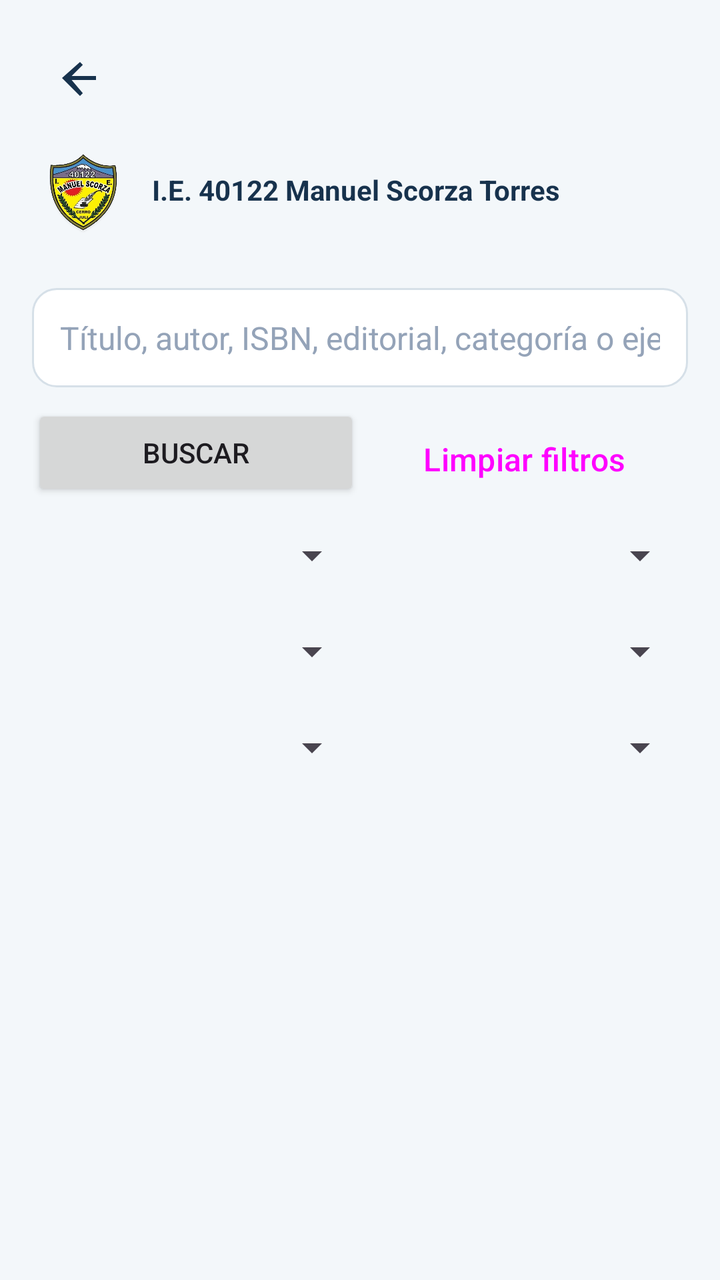
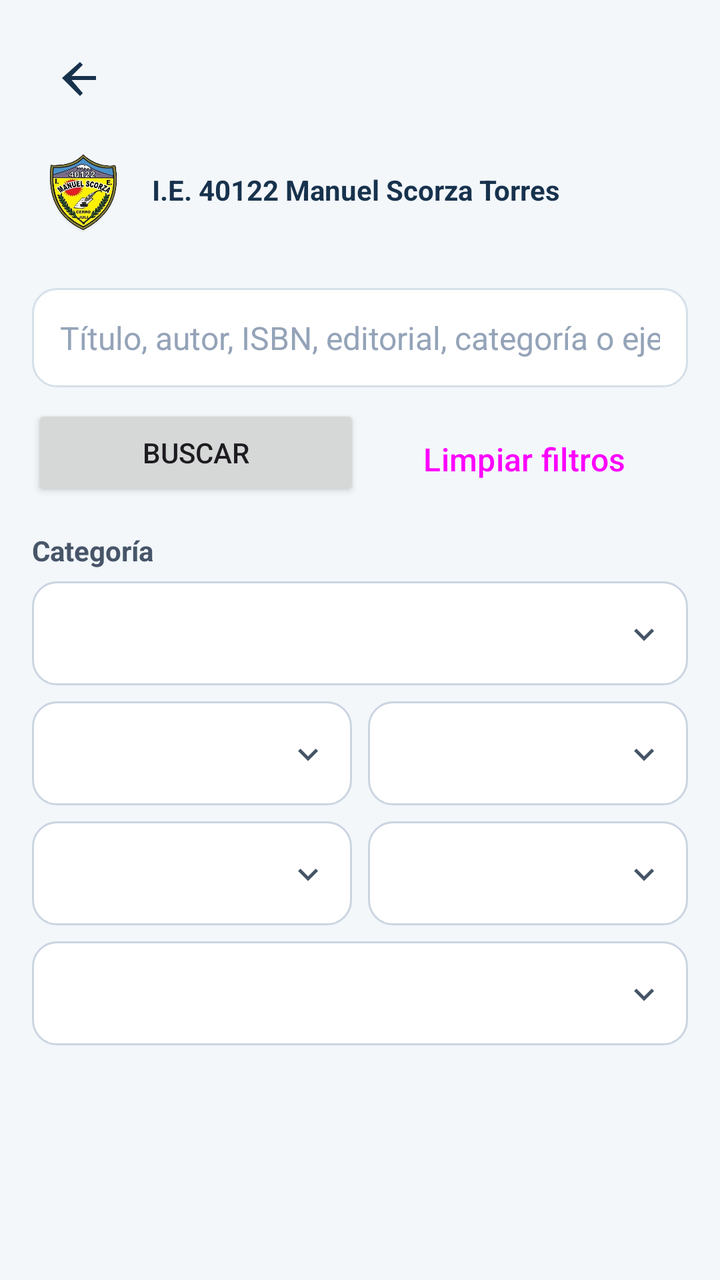

An Android layout rendered at two revisions. The XML below is the earlier revision; the diff shows what the commit changed to produce the second picture.
<!-- AndroidManifest.xml: application theme Theme.BiblioScorza -->
<!-- res/layout/activity_buscar.xml -->
<?xml version="1.0" encoding="utf-8"?>
<LinearLayout xmlns:android="http://schemas.android.com/apk/res/android"
    android:layout_width="match_parent" android:layout_height="match_parent"
    android:orientation="vertical" android:padding="16dp">
<include layout="@layout/view_back_button" />
<include layout="@layout/header_brand" />
    <EditText android:id="@+id/etBuscar" style="@style/BsInput"
        android:hint="Título, autor, ISBN, editorial, categoría o ejemplar" android:inputType="text" />
    <LinearLayout android:layout_width="match_parent" android:layout_height="wrap_content"
        android:orientation="horizontal">
        <Button android:id="@+id/btnBuscar" android:layout_width="0dp" android:layout_height="48dp"
            android:layout_weight="1" android:layout_marginTop="8dp" android:text="Buscar" />
        <Button android:id="@+id/btnLimpiar" style="@style/BsButtonOutline"
            android:layout_width="0dp" android:layout_height="48dp" android:layout_weight="1"
            android:text="Limpiar filtros" />
    </LinearLayout>
    <LinearLayout android:layout_width="match_parent" android:layout_height="wrap_content"
        android:orientation="horizontal">
        <Spinner android:id="@+id/spCategoria" android:layout_width="0dp" android:layout_height="48dp"
            android:layout_weight="1" android:contentDescription="Filtrar por categoría" />
        <Spinner android:id="@+id/spNivel" android:layout_width="0dp" android:layout_height="48dp"
            android:layout_weight="1" android:contentDescription="Filtrar por nivel educativo" />
    </LinearLayout>
    <LinearLayout android:layout_width="match_parent" android:layout_height="wrap_content"
        android:orientation="horizontal">
        <Spinner android:id="@+id/spDisponibilidad" android:layout_width="0dp" android:layout_height="48dp"
            android:layout_weight="1" android:contentDescription="Filtrar por disponibilidad" />
        <Spinner android:id="@+id/spTipoControl" android:layout_width="0dp" android:layout_height="48dp"
            android:layout_weight="1" android:contentDescription="Filtrar por tipo de control" />
    </LinearLayout>
    <LinearLayout android:layout_width="match_parent" android:layout_height="wrap_content"
        android:orientation="horizontal">
        <Spinner android:id="@+id/spUbicacion" android:layout_width="0dp" android:layout_height="48dp"
            android:layout_weight="1" android:contentDescription="Filtrar por ubicación" />
        <Spinner android:id="@+id/spEstado" android:layout_width="0dp" android:layout_height="48dp"
            android:layout_weight="1" android:contentDescription="Filtrar por estado del libro" />
    </LinearLayout>
    <ProgressBar android:id="@+id/progreso" android:layout_width="wrap_content"
        android:layout_height="wrap_content" android:layout_gravity="center_horizontal"
        android:visibility="gone" />
    <TextView android:id="@+id/tvFiltros" style="@style/BsText" />
    <TextView android:id="@+id/tvMsg" style="@style/BsText" />
    <ListView android:id="@+id/lista" android:layout_width="match_parent"
        android:layout_height="0dp" android:layout_weight="1" android:layout_marginTop="8dp"
        android:dividerHeight="8dp" />
    <Button android:id="@+id/btnMas" android:layout_width="match_parent"
        android:layout_height="48dp" android:text="Cargar más" android:visibility="gone" />
</LinearLayout>
<!-- res/layout/view_back_button.xml (included above) -->
<?xml version="1.0" encoding="utf-8"?>
<ImageButton xmlns:android="http://schemas.android.com/apk/res/android"
    android:id="@+id/btnVolver"
    android:layout_width="48dp"
    android:layout_height="48dp"
    android:layout_marginBottom="4dp"
    android:background="?attr/selectableItemBackgroundBorderless"
    android:contentDescription="Volver"
    android:padding="12dp"
    android:src="@drawable/ic_arrow_back"
    android:tint="#17324D" />
<!-- res/layout/header_brand.xml (included above) -->
<?xml version="1.0" encoding="utf-8"?>
<LinearLayout xmlns:android="http://schemas.android.com/apk/res/android"
    android:layout_width="match_parent"
    android:layout_height="wrap_content"
    android:gravity="center_vertical"
    android:orientation="horizontal"
    android:paddingBottom="12dp">

    <ImageView
        android:layout_width="50dp"
        android:layout_height="54dp"
        android:adjustViewBounds="true"
        android:contentDescription="Escudo de la I.E. 40122 Manuel Scorza Torres"
        android:scaleType="fitCenter"
        android:src="@drawable/escudo_colegio_transparente" />

    <TextView
        android:layout_width="0dp"
        android:layout_height="wrap_content"
        android:layout_marginStart="10dp"
        android:layout_weight="1"
        android:text="I.E. 40122 Manuel Scorza Torres"
        android:textColor="#17324D"
        android:textSize="14sp"
        android:textStyle="bold" />
</LinearLayout>
<!-- resources referenced by this layout -->
<resources>
  <!-- drawable escudo_colegio_transparente: png bitmap (drawable-nodpi, 236749 bytes) -->
  <!-- drawable ic_arrow_back (drawable) -->
  <vector xmlns:android="http://schemas.android.com/apk/res/android"
      android:width="24dp" android:height="24dp"
      android:viewportWidth="24" android:viewportHeight="24">
      <path android:fillColor="#FF000000"
          android:pathData="M20,12v-2H7.83l5.59,-5.59L12,3l-9,8 9,9 1.41,-1.41L7.83,12H20z" />
  </vector>
  <style name="BsButtonOutline" parent="Widget.Material3.Button.OutlinedButton">
          <item name="android:layout_width">match_parent</item>
          <item name="android:layout_height">54dp</item>
          <item name="android:layout_marginTop">12dp</item>
          <item name="android:textSize">16sp</item>
          <item name="cornerRadius">14dp</item>
      </style>
  <style name="BsInput">
          <item name="android:layout_width">match_parent</item>
          <item name="android:layout_height">wrap_content</item>
          <item name="android:background">@drawable/input_bg</item>
          <item name="android:padding">14dp</item>
          <item name="android:layout_marginTop">10dp</item>
          <item name="android:textSize">16sp</item>
          <item name="android:textColor">#1E293B</item>
          <item name="android:textColorHint">#94A3B8</item>
      </style>
  <style name="BsText">
          <item name="android:layout_width">match_parent</item>
          <item name="android:layout_height">wrap_content</item>
          <item name="android:layout_marginTop">8dp</item>
          <item name="android:textSize">15sp</item>
          <item name="android:textColor">#1E293B</item>
      </style>
  <style name="Theme.BiblioScorza" parent="Theme.Material3.Light.NoActionBar">
          <item name="colorPrimary">#17324D</item>
          <item name="colorOnPrimary">#FFFFFF</item>
          <item name="colorSecondary">#168C83</item>
          <item name="android:statusBarColor">#10263A</item>
          <item name="android:navigationBarColor">#F3F7FA</item>
          <item name="android:windowLightNavigationBar">true</item>
          <item name="android:windowBackground">#F3F7FA</item>
      </style>
  <!-- drawable input_bg (drawable) -->
  <?xml version="1.0" encoding="utf-8"?>
  <shape xmlns:android="http://schemas.android.com/apk/res/android" android:shape="rectangle">
      <solid android:color="#FFFFFF" />
      <stroke android:width="1dp" android:color="#D6E0E8" />
      <corners android:radius="12dp" />
  </shape>
</resources>

<!-- the commit's change to res/layout/activity_buscar.xml (unified diff, before → after) -->
@@ -14,26 +14,40 @@
             android:layout_width="0dp" android:layout_height="48dp" android:layout_weight="1"
             android:text="Limpiar filtros" />
     </LinearLayout>
+    <TextView android:layout_width="match_parent" android:layout_height="wrap_content"
+        android:layout_marginTop="12dp" android:layout_marginBottom="6dp"
+        android:text="Categoría" android:textColor="#475569" android:textSize="14sp"
+        android:textStyle="bold" />
+    <Spinner android:id="@+id/spCategoria" android:layout_width="match_parent" android:layout_height="52dp"
+        android:background="@drawable/bg_filter_spinner" android:contentDescription="Filtrar por categoría"
+        android:paddingStart="12dp" android:paddingEnd="40dp" android:spinnerMode="dropdown" />
     <LinearLayout android:layout_width="match_parent" android:layout_height="wrap_content"
-        android:orientation="horizontal">
-        <Spinner android:id="@+id/spCategoria" android:layout_width="0dp" android:layout_height="48dp"
-            android:layout_weight="1" android:contentDescription="Filtrar por categoría" />
-        <Spinner android:id="@+id/spNivel" android:layout_width="0dp" android:layout_height="48dp"
-            android:layout_weight="1" android:contentDescription="Filtrar por nivel educativo" />
+        android:layout_marginTop="8dp" android:orientation="horizontal">
+        <Spinner android:id="@+id/spNivel" android:layout_width="0dp" android:layout_height="52dp"
+            android:layout_marginEnd="4dp" android:layout_weight="1" android:background="@drawable/bg_filter_spinner"
+            android:contentDescription="Filtrar por nivel educativo" android:paddingStart="10dp"
+            android:paddingEnd="36dp" android:spinnerMode="dropdown" />
+        <Spinner android:id="@+id/spDisponibilidad" android:layout_width="0dp" android:layout_height="52dp"
+            android:layout_marginStart="4dp" android:layout_weight="1" android:background="@drawable/bg_filter_spinner"
+            android:contentDescription="Filtrar por disponibilidad" android:paddingStart="10dp"
+            android:paddingEnd="36dp" android:spinnerMode="dropdown" />
     </LinearLayout>
     <LinearLayout android:layout_width="match_parent" android:layout_height="wrap_content"
-        android:orientation="horizontal">
-        <Spinner android:id="@+id/spDisponibilidad" android:layout_width="0dp" android:layout_height="48dp"
-            android:layout_weight="1" android:contentDescription="Filtrar por disponibilidad" />
-        <Spinner android:id="@+id/spTipoControl" android:layout_width="0dp" android:layout_height="48dp"
-            android:layout_weight="1" android:contentDescription="Filtrar por tipo de control" />
+        android:layout_marginTop="8dp" android:orientation="horizontal">
+        <Spinner android:id="@+id/spTipoControl" android:layout_width="0dp" android:layout_height="52dp"
+            android:layout_marginEnd="4dp" android:layout_weight="1" android:background="@drawable/bg_filter_spinner"
+            android:contentDescription="Filtrar por tipo de control" android:paddingStart="10dp"
+            android:paddingEnd="36dp" android:spinnerMode="dropdown" />
+        <Spinner android:id="@+id/spUbicacion" android:layout_width="0dp" android:layout_height="52dp"
+            android:layout_marginStart="4dp" android:layout_weight="1" android:background="@drawable/bg_filter_spinner"
+            android:contentDescription="Filtrar por ubicación" android:paddingStart="10dp"
+            android:paddingEnd="36dp" android:spinnerMode="dropdown" />
     </LinearLayout>
     <LinearLayout android:layout_width="match_parent" android:layout_height="wrap_content"
-        android:orientation="horizontal">
-        <Spinner android:id="@+id/spUbicacion" android:layout_width="0dp" android:layout_height="48dp"
-            android:layout_weight="1" android:contentDescription="Filtrar por ubicación" />
-        <Spinner android:id="@+id/spEstado" android:layout_width="0dp" android:layout_height="48dp"
-            android:layout_weight="1" android:contentDescription="Filtrar por estado del libro" />
+        android:layout_marginTop="8dp" android:orientation="horizontal">
+        <Spinner android:id="@+id/spEstado" android:layout_width="match_parent" android:layout_height="52dp"
+            android:background="@drawable/bg_filter_spinner" android:contentDescription="Filtrar por estado del libro"
+            android:paddingStart="12dp" android:paddingEnd="40dp" android:spinnerMode="dropdown" />
     </LinearLayout>
     <ProgressBar android:id="@+id/progreso" android:layout_width="wrap_content"
         android:layout_height="wrap_content" android:layout_gravity="center_horizontal"
<!-- resource entries referenced after the edit -->
@@ -1,5 +1,23 @@
 <!-- resources referenced by this layout -->
 <resources>
+  <!-- drawable bg_filter_spinner (drawable) -->
+  <layer-list xmlns:android="http://schemas.android.com/apk/res/android">
+      <item>
+          <shape android:shape="rectangle">
+              <solid android:color="#FFFFFF" />
+              <stroke
+                  android:width="1dp"
+                  android:color="#CBD5E1" />
+              <corners android:radius="12dp" />
+          </shape>
+      </item>
+      <item
+          android:width="20dp"
+          android:height="20dp"
+          android:drawable="@drawable/ic_filter_expand"
+          android:gravity="right|center_vertical"
+          android:right="12dp" />
+  </layer-list>
   <!-- drawable escudo_colegio_transparente: png bitmap (drawable-nodpi, 236749 bytes) -->
   <!-- drawable ic_arrow_back (drawable) -->
   <vector xmlns:android="http://schemas.android.com/apk/res/android"
@@ -41,6 +59,16 @@
           <item name="android:windowLightNavigationBar">true</item>
           <item name="android:windowBackground">#F3F7FA</item>
       </style>
+  <!-- drawable ic_filter_expand (drawable) -->
+  <vector xmlns:android="http://schemas.android.com/apk/res/android"
+      android:width="24dp"
+      android:height="24dp"
+      android:viewportWidth="24"
+      android:viewportHeight="24">
+      <path
+          android:fillColor="#475569"
+          android:pathData="M7.4,9.2L12,13.8l4.6,-4.6L18,10.6l-6,6 -6,-6z" />
+  </vector>
   <!-- drawable input_bg (drawable) -->
   <?xml version="1.0" encoding="utf-8"?>
   <shape xmlns:android="http://schemas.android.com/apk/res/android" android:shape="rectangle">
